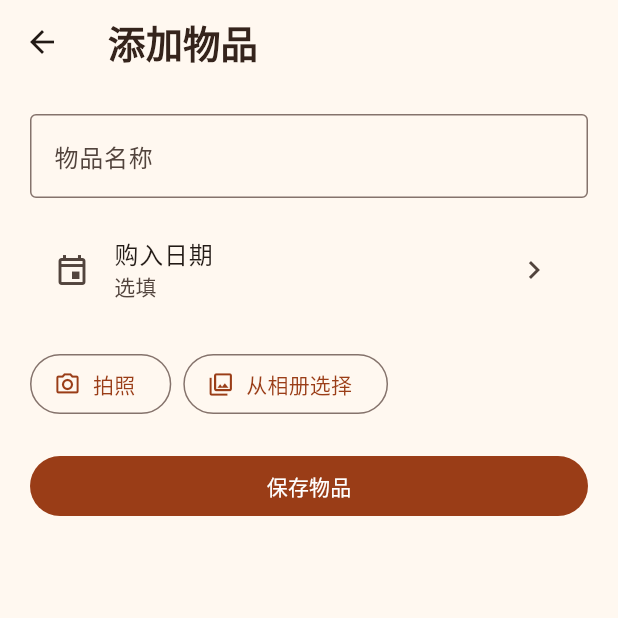
After one commit to Ppxh123/Remember, a Flutter app: the screen it shows after launch, item 2 of the bottom bar chosen, after a tap on "添加物品", on a phone screen of 412 x 824 dp, the top half of it. The commit adds this screen. Run offline on Flutter 3.47's test engine with Material 3 defaults, Android fonts, the phone set to English and light mode, and no system bars; our stand-ins replace image_picker, sqflite; missing offline and left inert: lunar; accounts and stored records are empty.

Commit message:
feat: 支持物品记录和多张照片
Refs #6

```diff
--- /dev/null
+++ b/lib/item_entries.dart
@@ -0,0 +1,27 @@
+import 'dart:typed_data';
+
+final class ItemEntry {
+  const ItemEntry({required this.id, required this.name, this.purchasedOn});
+
+  final int id;
+  final String name;
+  final DateTime? purchasedOn;
+}
+
+final class ItemDraft {
+  const ItemDraft({
+    required this.name,
+    this.purchasedOn,
+    this.photos = const [],
+  });
+
+  final String name;
+  final DateTime? purchasedOn;
+  final List<Uint8List> photos;
+}
+
+abstract interface class ItemEntries {
+  Future<List<ItemEntry>> readItems();
+  Future<void> addItem(ItemDraft item);
+  Future<List<Uint8List>> readItemPhotos(int itemId);
+}
--- /dev/null
+++ b/lib/item_form.dart
@@ -0,0 +1,249 @@
+import 'dart:async';
+import 'dart:typed_data';
+
+import 'package:flutter/material.dart';
+
+import 'item_entries.dart';
+import 'item_photo_picker.dart';
+
+class ItemForm extends StatefulWidget {
+  const ItemForm({
+    required this.today,
+    required this.entries,
+    required this.pickPhotos,
+    super.key,
+  });
+
+  final DateTime today;
+  final ItemEntries entries;
+  final PickItemPhotos pickPhotos;
+
+  @override
+  State<ItemForm> createState() => _ItemFormState();
+}
+
+class _ItemFormState extends State<ItemForm> {
+  final _form = GlobalKey<FormState>();
+  final _name = TextEditingController();
+  final _photos = <Uint8List>[];
+  DateTime? _purchasedOn;
+  bool _busy = true;
+  String? _error;
+
+  @override
+  void initState() {
+    super.initState();
+    unawaited(_recoverPhotos());
+  }
+
+  Future<void> _recoverPhotos() async {
+    try {
+      final recovered = await recoverItemPhotos();
+      if (mounted) setState(() => _photos.addAll(recovered));
+    } catch (_) {
+      if (mounted) setState(() => _error = '无法恢复上次选择的照片');
+    } finally {
+      if (mounted) setState(() => _busy = false);
+    }
+  }
+
+  @override
+  void dispose() {
+    _name.dispose();
+    super.dispose();
+  }
+
+  Future<void> _choosePurchaseDate() async {
+    FocusScope.of(context).unfocus();
+    final date = await showDatePicker(
+      context: context,
+      initialDate: _purchasedOn ?? widget.today,
+      firstDate: DateTime(1),
+      lastDate: DateTime(9999, 12, 31),
+      currentDate: widget.today,
+    );
+    if (mounted && date != null) {
+      setState(
+        () => _purchasedOn = DateTime.utc(date.year, date.month, date.day),
+      );
+    }
+  }
+
+  Future<void> _pick(ItemPhotoSource source) async {
+    if (_busy) return;
+    FocusScope.of(context).unfocus();
+    setState(() {
+      _busy = true;
+      _error = null;
+    });
+    try {
+      final photos = await widget.pickPhotos(source);
+      if (mounted) setState(() => _photos.addAll(photos));
+    } catch (_) {
+      if (mounted) setState(() => _error = '无法读取照片，请重试');
+    } finally {
+      if (mounted) setState(() => _busy = false);
+    }
+  }
+
+  Future<void> _save() async {
+    if (_busy || !_form.currentState!.validate()) return;
+    setState(() {
+      _busy = true;
+      _error = null;
+    });
+    try {
+      await widget.entries.addItem(
+        ItemDraft(
+          name: _name.text.trim(),
+          purchasedOn: _purchasedOn,
+          photos: List.of(_photos),
+        ),
+      );
+      if (mounted) Navigator.of(context).pop(true);
+    } catch (_) {
+      if (mounted) {
+        setState(() {
+          _error = '保存失败，请重试';
+          _busy = false;
+        });
+      }
+    }
+  }
+
+  @override
+  Widget build(BuildContext context) {
+    final locale = MaterialLocalizations.of(context);
+    return PopScope(
+      canPop: !_busy,
+      child: Scaffold(
+        appBar: AppBar(title: const Text('添加物品')),
+        body: SafeArea(
+          child: Center(
+            child: ConstrainedBox(
+              constraints: const BoxConstraints(maxWidth: 620),
+              child: Form(
+                key: _form,
+                child: ListView(
+                  padding: const EdgeInsets.all(20),
+                  children: [
+                    TextFormField(
+                      controller: _name,
+                      enabled: !_busy,
+                      decoration: const InputDecoration(
+                        labelText: '物品名称',
+                        border: OutlineInputBorder(),
+                      ),
+                      validator: (text) => text == null || text.trim().isEmpty
+                          ? '请输入物品名称'
+                          : null,
+                    ),
+                    const SizedBox(height: 12),
+                    ListTile(
+                      leading: const Icon(Icons.event_outlined),
+                      title: const Text('购入日期'),
+                      subtitle: Text(
+                        _purchasedOn == null
+                            ? '选填'
+                            : locale.formatFullDate(_purchasedOn!),
+                      ),
+                      onTap: _busy ? null : _choosePurchaseDate,
+                      trailing: _purchasedOn == null
+                          ? const Icon(Icons.chevron_right)
+                          : IconButton(
+                              tooltip: '清除购入日期',
+                              onPressed: _busy
+                                  ? null
+                                  : () => setState(() => _purchasedOn = null),
+                              icon: const Icon(Icons.close),
+                            ),
+                    ),
+                    const SizedBox(height: 16),
+                    Wrap(
+                      spacing: 8,
+                      runSpacing: 8,
+                      children: [
+                        OutlinedButton.icon(
+                          onPressed: _busy
+                              ? null
+                              : () => _pick(ItemPhotoSource.camera),
+                          icon: const Icon(Icons.photo_camera_outlined),
+                          label: const Text('拍照'),
+                        ),
+                        OutlinedButton.icon(
+                          onPressed: _busy
+                              ? null
+                              : () => _pick(ItemPhotoSource.gallery),
+                          icon: const Icon(Icons.photo_library_outlined),
+                          label: const Text('从相册选择'),
+                        ),
+                      ],
+                    ),
+                    if (_photos.isNotEmpty) ...[
+                      const SizedBox(height: 12),
+                      Wrap(
+                        spacing: 8,
+                        runSpacing: 8,
+                        children: [
+                          for (var index = 0; index < _photos.length; index++)
+                            Stack(
+                              children: [
+                                ClipRRect(
+                                  borderRadius: BorderRadius.circular(8),
+                                  child: Image.memory(
+                                    _photos[index],
+                                    width: 96,
+                                    height: 96,
+                                    cacheWidth: 192,
+                                    fit: BoxFit.cover,
+                                    semanticLabel: '照片 ${index + 1}',
+                                    errorBuilder: (_, _, _) => const SizedBox(
+                                      width: 96,
+                                      height: 96,
+                                      child: Icon(Icons.broken_image_outlined),
+                                    ),
+                                  ),
+                                ),
+                                Positioned(
+                                  top: 0,
+                                  right: 0,
+                                  child: IconButton.filledTonal(
+                                    tooltip: '移除照片 ${index + 1}',
+                                    onPressed: _busy
+                                        ? null
+                                        : () => setState(
+                                            () => _photos.removeAt(index),
+                                          ),
+                                    icon: const Icon(Icons.close, size: 16),
+                                    visualDensity: VisualDensity.compact,
+                                  ),
+                                ),
+                              ],
+                            ),
+                        ],
+                      ),
+                    ],
+                    if (_error case final message?) ...[
+                      const SizedBox(height: 12),
+                      Text(
+                        message,
+                        style: TextStyle(
+                          color: Theme.of(context).colorScheme.error,
+                        ),
+                      ),
+                    ],
+                    const SizedBox(height: 20),
+                    FilledButton(
+                      onPressed: _busy ? null : _save,
+                      child: const Text('保存物品'),
+                    ),
+                  ],
+                ),
+              ),
+            ),
+          ),
+        ),
+      ),
+    );
+  }
+}
--- /dev/null
+++ b/lib/item_photo_picker.dart
@@ -0,0 +1,39 @@
+import 'dart:io';
+import 'dart:typed_data';
+
+import 'package:image_picker/image_picker.dart';
+
+typedef PickItemPhotos =
+    Future<List<Uint8List>> Function(ItemPhotoSource source);
+
+enum ItemPhotoSource { camera, gallery }
+
+Future<List<Uint8List>> recoverItemPhotos() async {
+  if (!Platform.isAndroid) return [];
+  final lost = await ImagePicker().retrieveLostData();
+  if (lost.exception case final error?) throw error;
+  return [for (final file in lost.files ?? <XFile>[]) await file.readAsBytes()];
+}
+
+Future<List<Uint8List>> pickItemPhotos(ItemPhotoSource source) async {
+  final picker = ImagePicker();
+  final List<XFile> files;
+  if (source == ItemPhotoSource.camera) {
+    final file = await picker.pickImage(
+      source: ImageSource.camera,
+      maxWidth: 1600,
+      maxHeight: 1600,
+      imageQuality: 85,
+      requestFullMetadata: false,
+    );
+    files = [?file];
+  } else {
+    files = await picker.pickMultiImage(
+      maxWidth: 1600,
+      maxHeight: 1600,
+      imageQuality: 85,
+      requestFullMetadata: false,
+    );
+  }
+  return [for (final file in files) await file.readAsBytes()];
+}
--- /dev/null
+++ b/lib/items_page.dart
@@ -0,0 +1,182 @@
+import 'dart:typed_data';
+
+import 'package:flutter/material.dart';
+
+import 'item_entries.dart';
+import 'item_form.dart';
+import 'item_photo_picker.dart';
+
+class ItemsPage extends StatefulWidget {
+  const ItemsPage({
+    required this.entries,
+    required this.today,
+    required this.pickPhotos,
+    super.key,
+  });
+
+  final ItemEntries entries;
+  final DateTime today;
+  final PickItemPhotos pickPhotos;
+
+  @override
+  State<ItemsPage> createState() => _ItemsPageState();
+}
+
+class _ItemsPageState extends State<ItemsPage> {
+  late Future<List<ItemEntry>> _entries = widget.entries.readItems();
+
+  void _reload() {
+    final entries = widget.entries.readItems();
+    setState(() {
+      _entries = entries;
+    });
+  }
+
+  Future<void> _add() async {
+    final saved = await Navigator.of(context).push<bool>(
+      MaterialPageRoute(
+        builder: (_) => ItemForm(
+          today: widget.today,
+          entries: widget.entries,
+          pickPhotos: widget.pickPhotos,
+        ),
+      ),
+    );
+    if (saved == true && mounted) _reload();
+  }
+
+  void _open(ItemEntry item) {
+    final photos = widget.entries.readItemPhotos(item.id);
+    Navigator.of(context).push<void>(
+      MaterialPageRoute(
+        builder: (_) => _ItemDetails(item: item, photos: photos),
+      ),
+    );
+  }
+
+  @override
+  Widget build(BuildContext context) {
+    return Center(
+      child: ConstrainedBox(
+        constraints: const BoxConstraints(maxWidth: 620),
+        child: Padding(
+          padding: const EdgeInsets.fromLTRB(20, 8, 20, 12),
+          child: Column(
+            crossAxisAlignment: CrossAxisAlignment.stretch,
+            children: [
+              Text('物品记录', style: Theme.of(context).textTheme.headlineSmall),
+              const SizedBox(height: 12),
+              Expanded(
+                child: FutureBuilder(
+                  future: _entries,
+                  builder: (context, snapshot) {
+                    if (snapshot.hasError) {
+                      return Center(
+                        child: TextButton(
+                          onPressed: _reload,
+                          child: const Text('读取失败，重试'),
+                        ),
+                      );
+                    }
+                    final entries = snapshot.data;
+                    if (entries == null) {
+                      return const Center(child: CircularProgressIndicator());
+                    }
+                    if (entries.isEmpty) {
+                      return const Center(child: Text('还没有物品记录'));
+                    }
+                    return ListView.separated(
+                      itemCount: entries.length,
+                      separatorBuilder: (_, _) => const SizedBox(height: 8),
+                      itemBuilder: (context, index) {
+                        final item = entries[index];
+                        return Card(
+                          margin: EdgeInsets.zero,
+                          child: ListTile(
+                            leading: const Icon(Icons.inventory_2_outlined),
+                            title: Text(item.name),
+                            subtitle: item.purchasedOn == null
+                                ? null
+                                : Text(
+                                    _purchaseLabel(context, item.purchasedOn!),
+                                  ),
+                            trailing: const Icon(Icons.chevron_right),
+                            onTap: () => _open(item),
+                          ),
+                        );
+                      },
+                    );
+                  },
+                ),
+              ),
+              const SizedBox(height: 12),
+              FilledButton.icon(
+                onPressed: _add,
+                icon: const Icon(Icons.add),
+                label: const Text('添加物品'),
+                style: FilledButton.styleFrom(
+                  minimumSize: const Size.fromHeight(52),
+                ),
+              ),
+            ],
+          ),
+        ),
+      ),
+    );
+  }
+}
+
+String _purchaseLabel(BuildContext context, DateTime date) =>
+    '购入日期 ${MaterialLocalizations.of(context).formatFullDate(date)}';
+
+class _ItemDetails extends StatelessWidget {
+  const _ItemDetails({required this.item, required this.photos});
+
+  final ItemEntry item;
+  final Future<List<Uint8List>> photos;
+
+  @override
+  Widget build(BuildContext context) {
+    return Scaffold(
+      appBar: AppBar(title: Text(item.name)),
+      body: SafeArea(
+        child: FutureBuilder(
+          future: photos,
+          builder: (context, snapshot) {
+            if (snapshot.hasError) return const Text('照片读取失败，请重新打开物品');
+            final values = snapshot.data;
+            if (values == null) {
+              return const Center(child: CircularProgressIndicator());
+            }
+            final purchased = item.purchasedOn;
+            final headerCount = purchased == null ? 0 : 1;
+            return ListView.builder(
+              padding: const EdgeInsets.all(20),
+              itemCount: headerCount + values.length,
+              itemBuilder: (context, index) {
+                if (index < headerCount) {
+                  return Padding(
+                    padding: const EdgeInsets.only(bottom: 12),
+                    child: Text(_purchaseLabel(context, purchased!)),
+                  );
+                }
+                final photoIndex = index - headerCount;
+                return Padding(
+                  padding: const EdgeInsets.only(bottom: 12),
+                  child: ClipRRect(
+                    borderRadius: BorderRadius.circular(12),
+                    child: Image.memory(
+                      values[photoIndex],
+                      semanticLabel: '物品照片 ${photoIndex + 1}',
+                      errorBuilder: (_, _, _) => const Text('照片无法显示'),
+                    ),
+                  ),
+                );
+              },
+            );
+          },
+        ),
+      ),
+    );
+  }
+}
--- a/lib/main.dart
+++ b/lib/main.dart
@@ -7,6 +7,9 @@ import 'app_calendar.dart';
 import 'date_entries.dart';
 import 'date_page.dart';
 import 'device_clock.dart' as device_clock;
+import 'item_entries.dart';
+import 'item_photo_picker.dart';
+import 'items_page.dart';
 import 'remember_database.dart';
 
 void main() {
@@ -14,6 +17,7 @@ void main() {
   runApp(
     MainApp(
       dateEntries: database,
+      items: database,
       timeZones: database,
       deviceTimeChanges: device_clock.deviceTimeChanges,
     ),
@@ -24,13 +28,17 @@ class MainApp extends StatelessWidget {
   const MainApp({
     super.key,
     required this.dateEntries,
+    required this.items,
     required this.timeZones,
+    this.pickPhotos = pickItemPhotos,
     this.now = DateTime.now,
     this.deviceDayAt = device_clock.deviceDayAt,
     this.deviceTimeChanges = const Stream<void>.empty(),
   });
 
   final DateEntries dateEntries;
+  final ItemEntries items;
+  final PickItemPhotos pickPhotos;
   final AppTimeZoneStore timeZones;
   final DeviceDayAt deviceDayAt;
   final Stream<void> deviceTimeChanges;
@@ -71,6 +79,8 @@ class MainApp extends StatelessWidget {
       ),
       home: _Home(
         entries: dateEntries,
+        items: items,
+        pickPhotos: pickPhotos,
         calendarStore: timeZones,
         now: now,
         deviceDayAt: deviceDayAt,
@@ -83,6 +93,8 @@ class MainApp extends StatelessWidget {
 class _Home extends StatefulWidget {
   const _Home({
     required this.entries,
+    required this.items,
+    required this.pickPhotos,
     required this.calendarStore,
     required this.now,
     required this.deviceDayAt,
@@ -90,6 +102,8 @@ class _Home extends StatefulWidget {
   });
 
   final DateEntries entries;
+  final ItemEntries items;
+  final PickItemPhotos pickPhotos;
   final AppTimeZoneStore calendarStore;
   final DeviceDayAt deviceDayAt;
   final Stream<void> deviceTimeChanges;
@@ -190,7 +204,14 @@ class _HomeState extends State<_Home> {
         )
       else
         const Center(child: CircularProgressIndicator()),
-      const _ModuleEntry(icon: Icons.inventory_2_outlined, label: '物品记录'),
+      if (current != null)
+        ItemsPage(
+          entries: widget.items,
+          today: current.today,
+          pickPhotos: widget.pickPhotos,
+        )
+      else
+        const SizedBox.shrink(),
       const _ModuleEntry(icon: Icons.lock_outline_rounded, label: '凭据保险箱'),
     ];
 
--- a/pubspec.yaml
+++ b/pubspec.yaml
@@ -11,6 +11,7 @@ dependencies:
     sdk: flutter
   flutter_localizations:
     sdk: flutter
+  image_picker: 1.2.4
   lunar: 1.7.9
   sqflite: ^2.4.2
 
```
Also changed, not shown: lib/remember_database.dart (+99 -2 lines), pubspec.lock, 6 other files.
